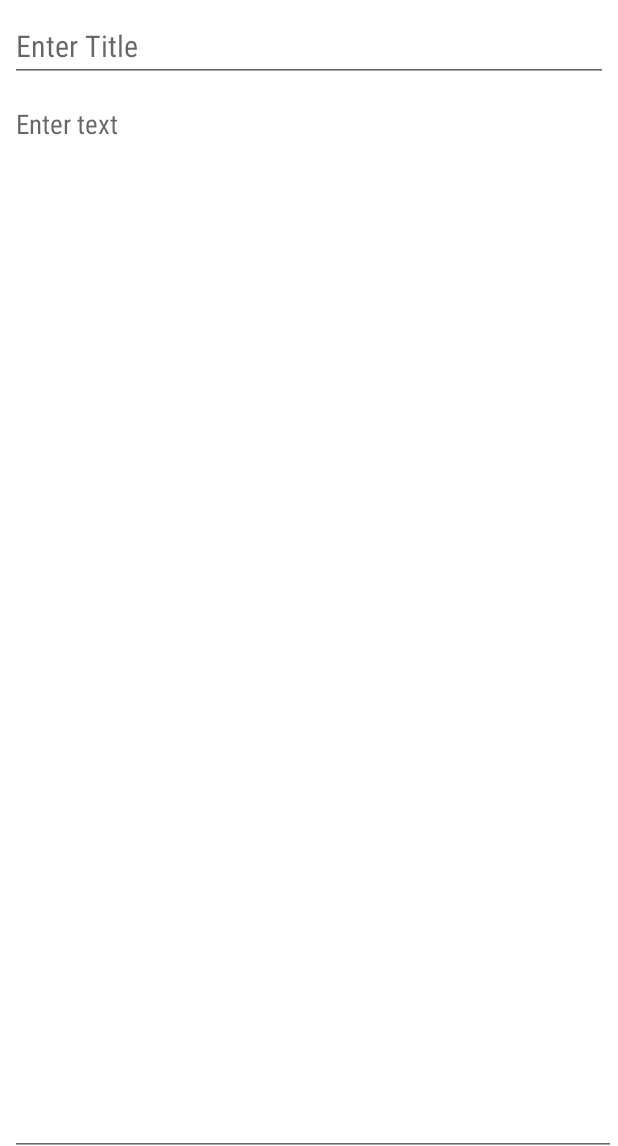
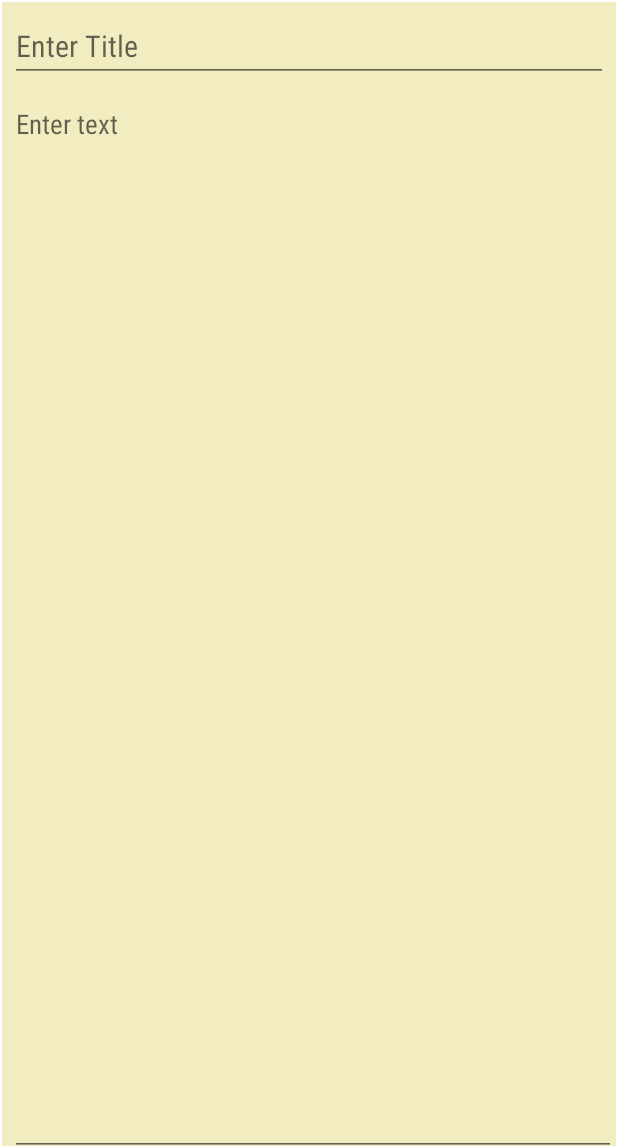
Before and after one commit to minhtue2311/New_App_Testing, an Android app: the fragment DetailNoteFragment placed in its activity, after a tap on "SAVE", on a phone screen of 412 x 824 dp, the part 90-1236 px from its top. Run offline under Robolectric (Android 15) with nearby library versions, the phone set to English and light mode, and no system bars; our stand-ins replace Room's generated code, sdp/ssp sizes.

Commit message:
Updates auto save

```diff
--- a/app/src/main/java/com/example/myapplication/note/DetailNoteFragment.kt
+++ b/app/src/main/java/com/example/myapplication/note/DetailNoteFragment.kt
@@ -41,6 +41,7 @@ class DetailNoteFragment : Fragment() {
     private var undoStack : Stack<String> = Stack()
     private var rootValue : String = ""
     private var isChangingCharacter = false
+    private var isCreatedData = false
     override fun onCreateView(
         inflater: LayoutInflater,
         container: ViewGroup?,
@@ -53,7 +54,9 @@ class DetailNoteFragment : Fragment() {
             //TO DO
         }
         viewBinding.back.setOnClickListener {
-            handleSavingData()
+            if(!isCreatedData) {
+                handleSavingData()
+            }
             requireActivity().supportFragmentManager.popBackStack()
         }
         viewBinding.txtSave.setOnClickListener {
@@ -96,6 +99,7 @@ class DetailNoteFragment : Fragment() {
                     noteModel.label = title
                 }
                 noteDatabase.noteDao().insertNote(noteModel)
+                isCreatedData = true
                 Toast.makeText(requireContext(), "Save", Toast.LENGTH_SHORT).show()
             }
 
@@ -133,6 +137,9 @@ class DetailNoteFragment : Fragment() {
             note = bundle.getParcelable<Note>("Note")
             bindData()
             type = "Update"
+        }else{
+            viewBinding.linearLayoutDetailNote.setBackgroundColor(resources.getColor(R.color.colorItem))
+            viewBinding.layoutTitle.setBackgroundColor(resources.getColor(R.color.theme_background))
         }
     }
 
```
